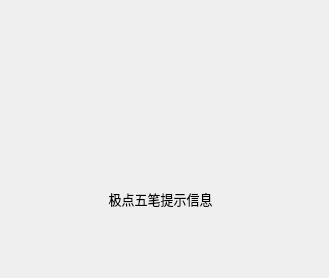
Before: the Qt Designer form src/panel/src/inputwin.ui in GXDE-OS/freewb, drawn with Qt 5.
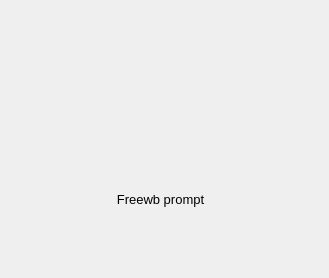
After: the same form once the commit is applied. Icons and pictures are not drawn.

```diff
--- a/src/panel/src/inputwin.ui
+++ b/src/panel/src/inputwin.ui
@@ -489,7 +489,7 @@
                      <string notr="true"/>
                     </property>
                     <property name="text">
-                     <string>极点五笔提示信息</string>
+                     <string>Freewb prompt</string>
                     </property>
                     <property name="scaledContents">
                      <bool>false</bool>
```
